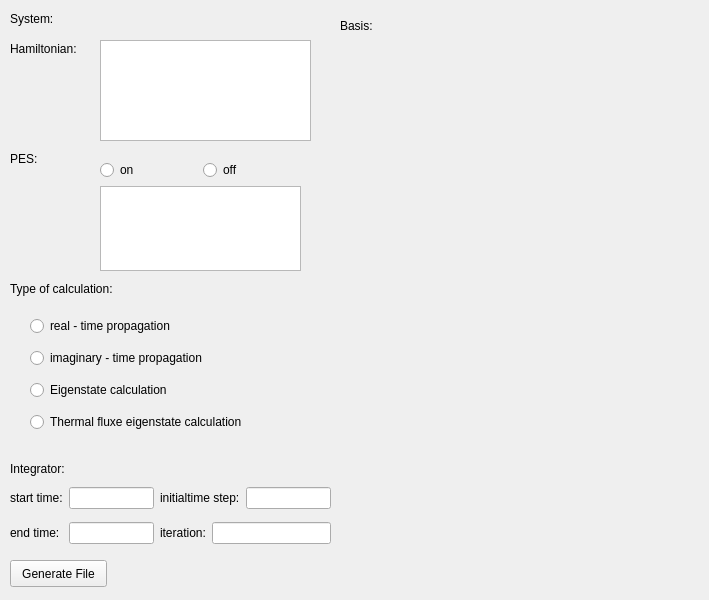
pietiep/Qt-with-Python, file GUI/widgetA.ui: the form before one commit.
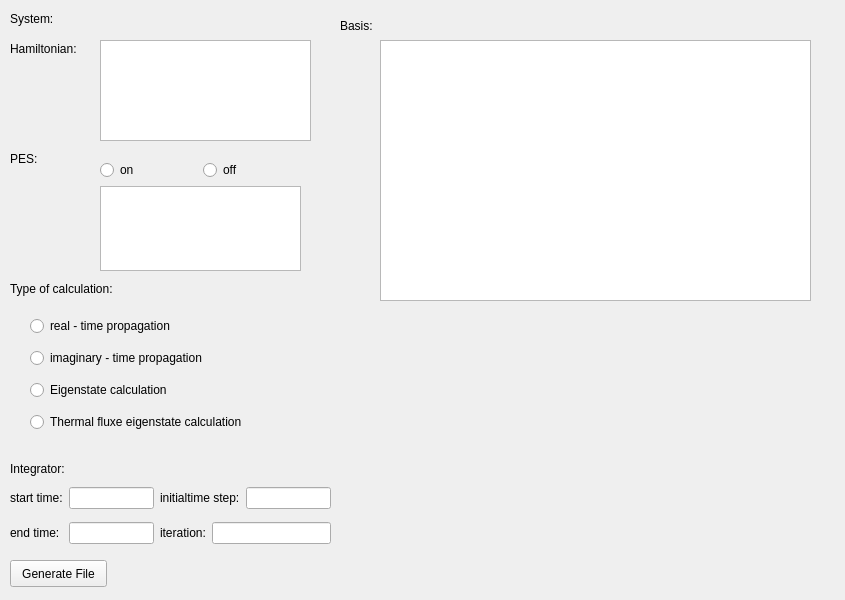
The form after the commit.

What changed in the file:
```diff
--- a/GUI/widgetA.ui
+++ b/GUI/widgetA.ui
@@ -6,7 +6,7 @@
    <rect>
     <x>0</x>
     <y>0</y>
-    <width>709</width>
+    <width>845</width>
     <height>600</height>
    </rect>
   </property>
@@ -251,6 +251,16 @@
     <string>Generate File</string>
    </property>
   </widget>
+  <widget class="QTreeView" name="uiTree">
+   <property name="geometry">
+    <rect>
+     <x>380</x>
+     <y>40</y>
+     <width>431</width>
+     <height>261</height>
+    </rect>
+   </property>
+  </widget>
  </widget>
  <resources/>
  <connections/>
```
